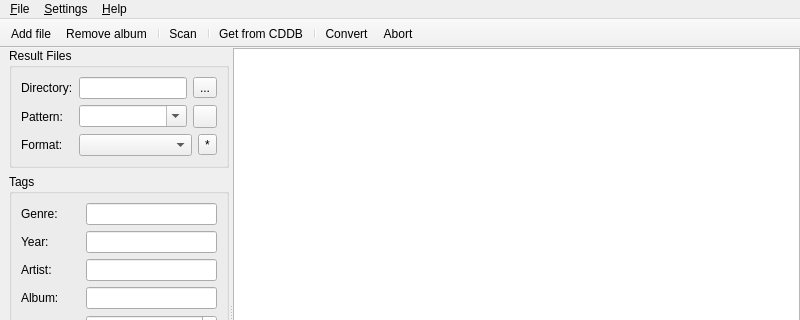
Before: the Qt Designer form gui/mainwindow.ui in flacon/flacon, drawn with Qt 5; both pictures show x 0 to 800 and y 0 to 320 of the 800 by 600 pixel window.
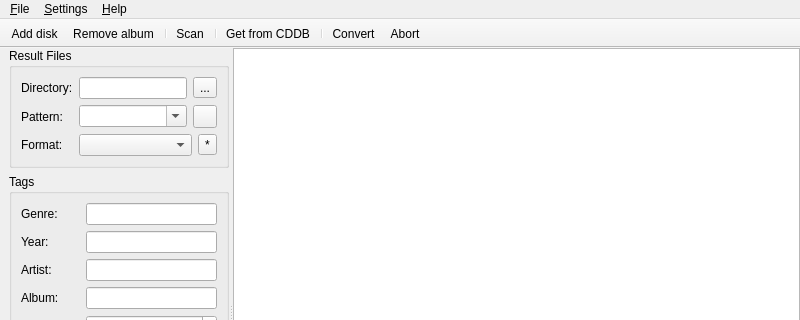
After: the same form once the commit is applied. Custom widgets are drawn as their Qt base class.

Commit message: Rename "Add file" button to "Add disk"

The edit to the form file:
```diff
--- a/gui/mainwindow.ui
+++ b/gui/mainwindow.ui
@@ -330,7 +330,7 @@
     <property name="title">
      <string>&amp;File</string>
     </property>
-    <addaction name="actionAddFile"/>
+    <addaction name="actionAddDisk"/>
     <addaction name="actionRemoveDisc"/>
     <addaction name="separator"/>
     <addaction name="actionStartConvert"/>
@@ -374,7 +374,7 @@
    <attribute name="toolBarBreak">
     <bool>false</bool>
    </attribute>
-   <addaction name="actionAddFile"/>
+   <addaction name="actionAddDisk"/>
    <addaction name="actionRemoveDisc"/>
    <addaction name="separator"/>
    <addaction name="actionScan"/>
@@ -384,9 +384,9 @@
    <addaction name="actionStartConvert"/>
    <addaction name="actionAbortConvert"/>
   </widget>
-  <action name="actionAddFile">
+  <action name="actionAddDisk">
    <property name="text">
-    <string>Add file</string>
+    <string>Add disk</string>
    </property>
    <property name="toolTip">
     <string>Add CUE or audio file</string>
```
The commit also changes 1 other file.
